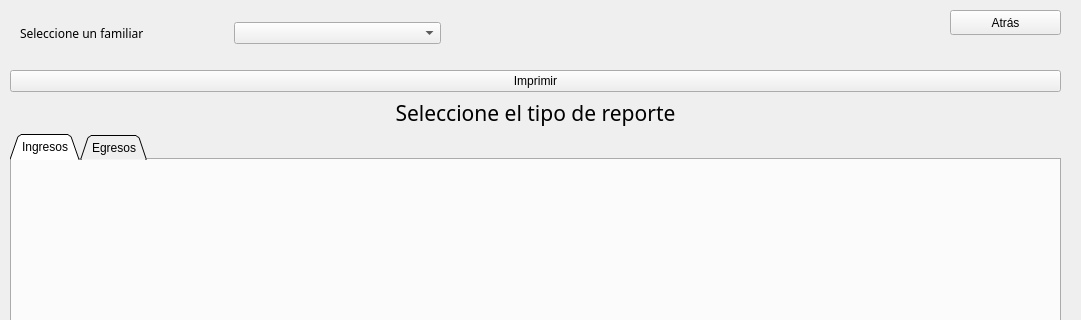
Old version of the form reportes.ui in the repository HailNicole/App_Finanzas; both pictures show x 0 to 1081 and y 0 to 320 of the 1081 by 770 pixel window.
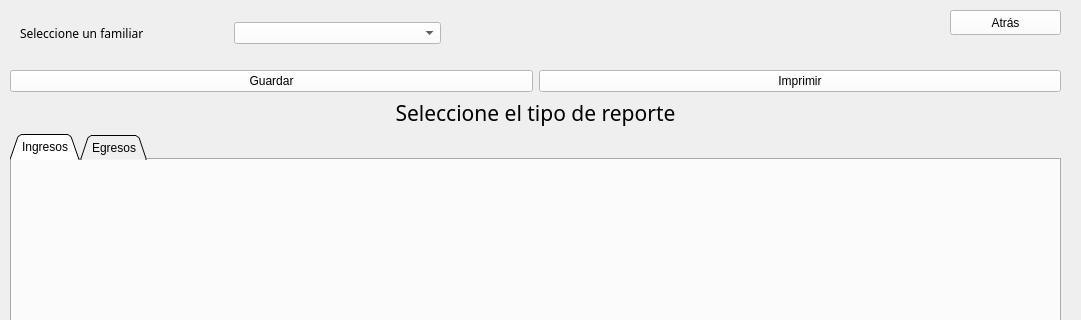
New version of the form. Icons and pictures are not drawn.

The edit to the form file:
```diff
--- a/reportes.ui
+++ b/reportes.ui
@@ -2,6 +2,9 @@
 <ui version="4.0">
  <class>Reportes</class>
  <widget class="QWidget" name="Reportes">
+  <property name="enabled">
+   <bool>true</bool>
+  </property>
   <property name="geometry">
    <rect>
     <x>0</x>
@@ -10,9 +13,16 @@
     <height>770</height>
    </rect>
   </property>
+  <property name="mouseTracking">
+   <bool>true</bool>
+  </property>
   <property name="windowTitle">
    <string>Form</string>
   </property>
+  <property name="styleSheet">
+   <string notr="true">#Reportes{
+border-image: url(:/imagen/recursos/pngtree-green-cool-wallpaper-background-hd-image_736893.jpg);}</string>
+  </property>
   <widget class="QWidget" name="horizontalLayoutWidget">
    <property name="geometry">
     <rect>
@@ -37,6 +47,9 @@
     </item>
     <item>
      <widget class="QComboBox" name="combo_nombres">
+      <property name="styleSheet">
+       <string notr="true">background-color: rgb(255, 255, 255);</string>
+      </property>
       <property name="placeholderText">
        <string>Escoja...</string>
       </property>
@@ -55,11 +68,28 @@
    </property>
    <layout class="QVBoxLayout" name="verticalLayout">
     <item>
-     <widget class="QPushButton" name="btn_imp">
-      <property name="text">
-       <string>Imprimir</string>
-      </property>
-     </widget>
+     <layout class="QHBoxLayout" name="horizontalLayout_2">
+      <item>
+       <widget class="QPushButton" name="btn_savereport">
+        <property name="styleSheet">
+         <string notr="true">background-color: rgb(255, 255, 255);</string>
+        </property>
+        <property name="text">
+         <string>Guardar</string>
+        </property>
+       </widget>
+      </item>
+      <item>
+       <widget class="QPushButton" name="btn_imp">
+        <property name="styleSheet">
+         <string notr="true">background-color: rgb(255, 255, 255);</string>
+        </property>
+        <property name="text">
+         <string>Imprimir</string>
+        </property>
+       </widget>
+      </item>
+     </layout>
     </item>
     <item>
      <widget class="QLabel" name="label_2">
@@ -90,14 +120,23 @@
         <string>Ingresos</string>
        </attribute>
        <widget class="QLabel" name="out_repor1">
+        <property name="enabled">
+         <bool>false</bool>
+        </property>
         <property name="geometry">
          <rect>
           <x>0</x>
           <y>0</y>
           <width>1043</width>
-          <height>610</height>
+          <height>591</height>
          </rect>
         </property>
+        <property name="mouseTracking">
+         <bool>false</bool>
+        </property>
+        <property name="tabletTracking">
+         <bool>false</bool>
+        </property>
         <property name="text">
          <string/>
         </property>
@@ -113,7 +152,7 @@
           <x>0</x>
           <y>0</y>
           <width>1043</width>
-          <height>610</height>
+          <height>591</height>
          </rect>
         </property>
         <property name="text">
@@ -134,6 +173,9 @@
      <height>25</height>
     </rect>
    </property>
+   <property name="styleSheet">
+    <string notr="true">background-color: rgb(255, 255, 255);</string>
+   </property>
    <property name="text">
     <string>Atrás</string>
    </property>
```
